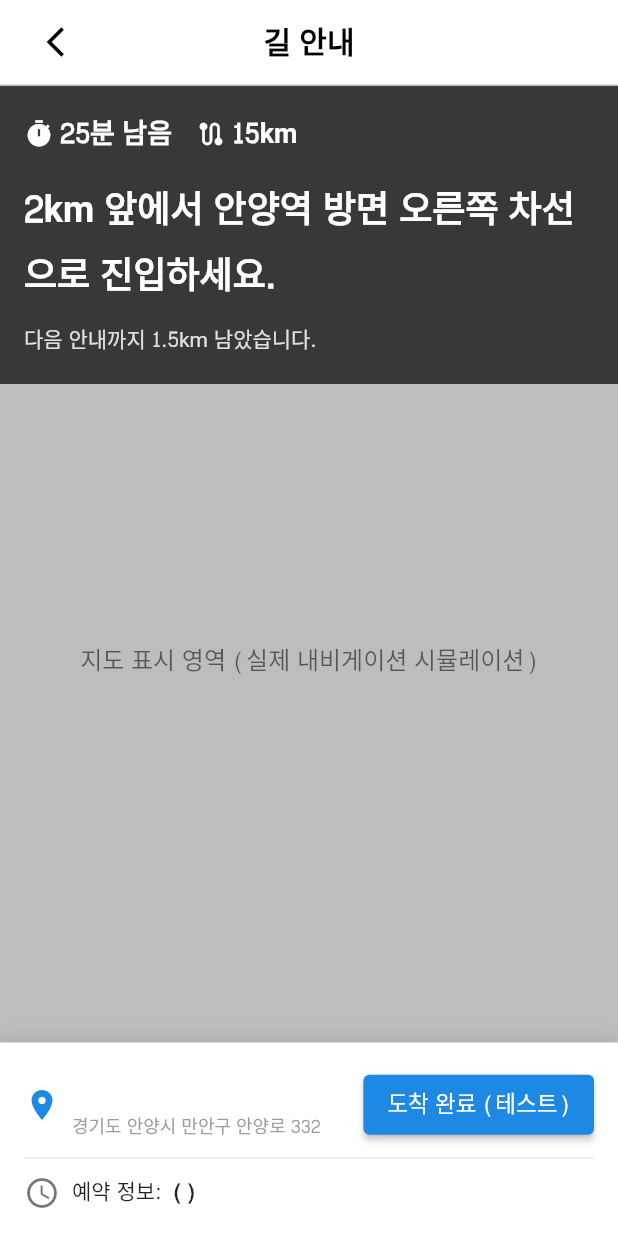
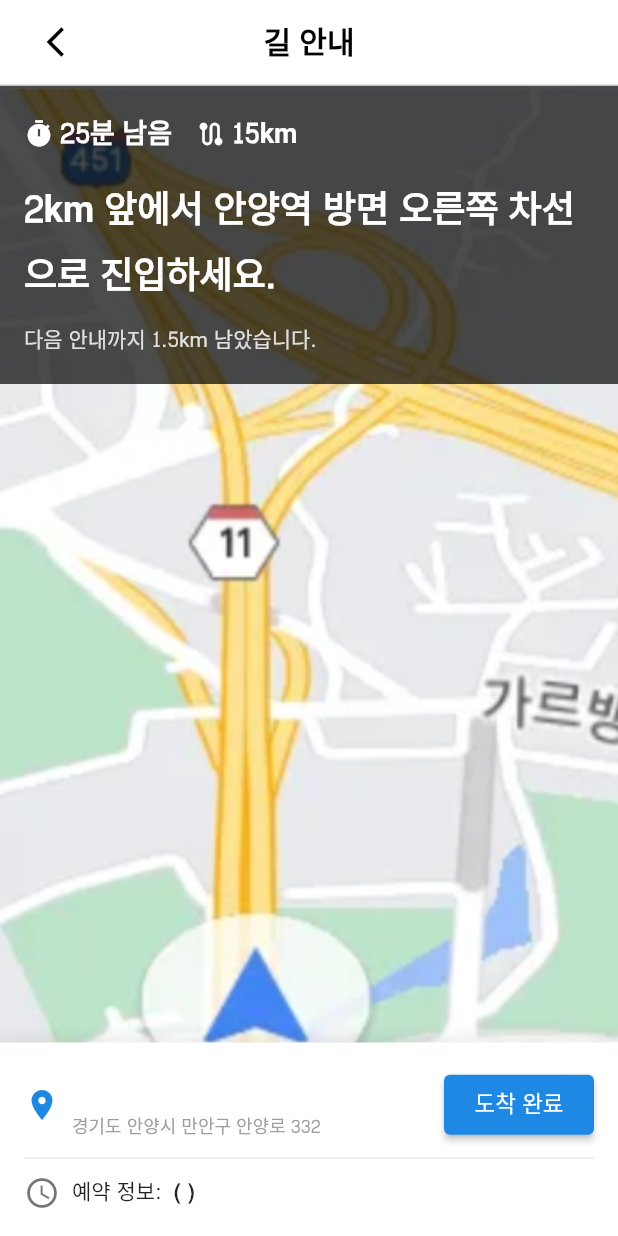
Before and after one commit to Funital/ClassyParking, a Flutter app: the _NaviView screen opened directly, on a phone screen of 412 x 824 dp. Run offline on Flutter 3.47's test engine with Material 3 defaults, Android fonts, the phone set to English and light mode, and no system bars; our stand-ins replace camera, flutter_map, geocoding, geolocator, go_router, image_picker and 1 more; accounts and stored records are empty.

Commit message:
[#27] 추가 개선
#27

```diff
--- a/classy_parking/lib/presentation/screens/parking_payment/navi/navi_screen.dart
+++ b/classy_parking/lib/presentation/screens/parking_payment/navi/navi_screen.dart
@@ -83,14 +83,10 @@ class _NaviView extends StatelessWidget {
       ),
       body: Stack(
         children: [
-          // 1. 지도 영역 (시뮬레이션이므로 회색 배경으로 처리)
-          Container(
-            color: Colors.grey.shade400,
-            child: const Center(
-              child: Text(
-                "지도 표시 영역 (실제 내비게이션 시뮬레이션)",
-                style: TextStyle(color: Colors.black54, fontSize: 16),
-              ),
+          Positioned.fill(
+            child: Image.asset(
+              'assets/images/map.png',
+              fit: BoxFit.cover,
             ),
           ),
 
@@ -165,7 +161,7 @@ class _NaviView extends StatelessWidget {
                   foregroundColor: Colors.white,
                   minimumSize: const Size(100, 40),
                 ),
-                child: const Text("도착 완료 (테스트)", style: TextStyle(fontSize: 15)),
+                child: const Text("도착 완료", style: TextStyle(fontSize: 15)),
               ),
             ],
           ),
--- a/classy_parking/lib/presentation/screens/parking_payment/success/payment_success_screen.dart
+++ b/classy_parking/lib/presentation/screens/parking_payment/success/payment_success_screen.dart
@@ -16,7 +16,7 @@ class _PaymentSuccessScreenState extends State<PaymentSuccessScreen> {
     super.initState();
     Future.delayed(const Duration(seconds: 2), () {
       if (mounted) {
-        context.push(RoutePath.navi);
+        context.go(RoutePath.home);
       }
     });
   }
```
Also changed, not shown: classy_parking/lib/presentation/screens/report/report_screen.dart (+9 -2 lines), classy_parking/lib/presentation/screens/report/report_view_model.dart (+6 -1 lines), classy_parking/assets/images/map.png (added), classy_parking/lib/main.dart (line endings or trailing spaces).
